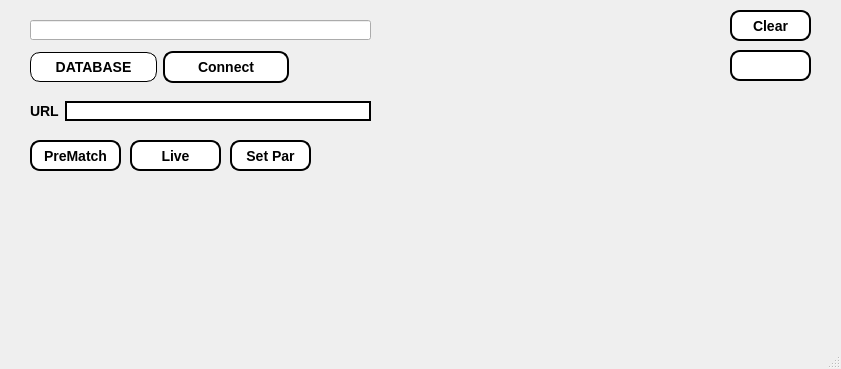
This is window.ui in biggvladik/GrabberGolf as Qt 5 draws it before an edit. The edited form follows.
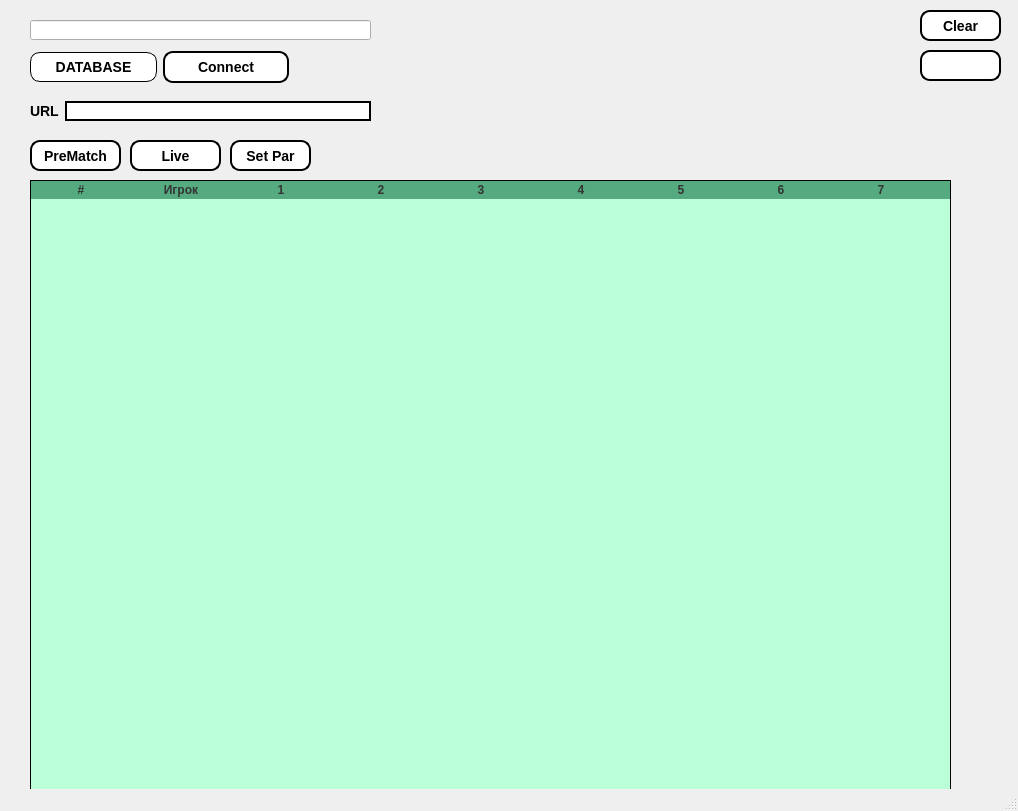
This is the edited form.

Commit message: сделал интерфейс

```diff
--- a/window.ui
+++ b/window.ui
@@ -6,8 +6,8 @@
    <rect>
     <x>0</x>
     <y>0</y>
-    <width>841</width>
-    <height>369</height>
+    <width>1018</width>
+    <height>811</height>
    </rect>
   </property>
   <property name="windowTitle">
@@ -271,7 +271,7 @@
    <widget class="QPushButton" name="pushButton_5">
     <property name="geometry">
      <rect>
-      <x>730</x>
+      <x>920</x>
       <y>10</y>
       <width>81</width>
       <height>31</height>
@@ -301,7 +301,7 @@
    <widget class="QPushButton" name="pushButton_7">
     <property name="geometry">
      <rect>
-      <x>730</x>
+      <x>920</x>
       <y>50</y>
       <width>81</width>
       <height>31</height>
@@ -326,6 +326,164 @@
      <string/>
     </property>
    </widget>
+   <widget class="QTableWidget" name="tableWidget_3">
+    <property name="geometry">
+     <rect>
+      <x>30</x>
+      <y>180</y>
+      <width>921</width>
+      <height>611</height>
+     </rect>
+    </property>
+    <property name="styleSheet">
+     <string notr="true">QTableWidget {
+                background-color: rgb(187, 255, 216);
+				border: 1px solid black;
+            }
+QHeaderView::section {
+                background-color: rgb(85, 170, 127);
+                color: #333;
+                border: none;
+				font: bold 12px;
+            }</string>
+    </property>
+    <property name="verticalScrollBarPolicy">
+     <enum>Qt::ScrollBarAsNeeded</enum>
+    </property>
+    <property name="horizontalScrollBarPolicy">
+     <enum>Qt::ScrollBarAlwaysOff</enum>
+    </property>
+    <attribute name="horizontalHeaderVisible">
+     <bool>true</bool>
+    </attribute>
+    <attribute name="horizontalHeaderCascadingSectionResizes">
+     <bool>false</bool>
+    </attribute>
+    <attribute name="horizontalHeaderHighlightSections">
+     <bool>true</bool>
+    </attribute>
+    <attribute name="horizontalHeaderShowSortIndicator" stdset="0">
+     <bool>false</bool>
+    </attribute>
+    <attribute name="horizontalHeaderStretchLastSection">
+     <bool>false</bool>
+    </attribute>
+    <attribute name="verticalHeaderVisible">
+     <bool>false</bool>
+    </attribute>
+    <attribute name="verticalHeaderCascadingSectionResizes">
+     <bool>false</bool>
+    </attribute>
+    <attribute name="verticalHeaderHighlightSections">
+     <bool>true</bool>
+    </attribute>
+    <attribute name="verticalHeaderShowSortIndicator" stdset="0">
+     <bool>false</bool>
+    </attribute>
+    <attribute name="verticalHeaderStretchLastSection">
+     <bool>false</bool>
+    </attribute>
+    <column>
+     <property name="text">
+      <string>#</string>
+     </property>
+    </column>
+    <column>
+     <property name="text">
+      <string>Игрок</string>
+     </property>
+    </column>
+    <column>
+     <property name="text">
+      <string>1</string>
+     </property>
+    </column>
+    <column>
+     <property name="text">
+      <string>2</string>
+     </property>
+    </column>
+    <column>
+     <property name="text">
+      <string>3</string>
+     </property>
+    </column>
+    <column>
+     <property name="text">
+      <string>4</string>
+     </property>
+    </column>
+    <column>
+     <property name="text">
+      <string>5</string>
+     </property>
+    </column>
+    <column>
+     <property name="text">
+      <string>6</string>
+     </property>
+    </column>
+    <column>
+     <property name="text">
+      <string>7</string>
+     </property>
+    </column>
+    <column>
+     <property name="text">
+      <string>8</string>
+     </property>
+    </column>
+    <column>
+     <property name="text">
+      <string>9</string>
+     </property>
+    </column>
+    <column>
+     <property name="text">
+      <string>10</string>
+     </property>
+    </column>
+    <column>
+     <property name="text">
+      <string>11</string>
+     </property>
+    </column>
+    <column>
+     <property name="text">
+      <string>12</string>
+     </property>
+    </column>
+    <column>
+     <property name="text">
+      <string>13</string>
+     </property>
+    </column>
+    <column>
+     <property name="text">
+      <string>14</string>
+     </property>
+    </column>
+    <column>
+     <property name="text">
+      <string>15</string>
+     </property>
+    </column>
+    <column>
+     <property name="text">
+      <string>16</string>
+     </property>
+    </column>
+    <column>
+     <property name="text">
+      <string>17</string>
+     </property>
+    </column>
+    <column>
+     <property name="text">
+      <string>18</string>
+     </property>
+    </column>
+   </widget>
   </widget>
   <widget class="QStatusBar" name="statusbar"/>
  </widget>
```
The commit also changes 6 other files.
